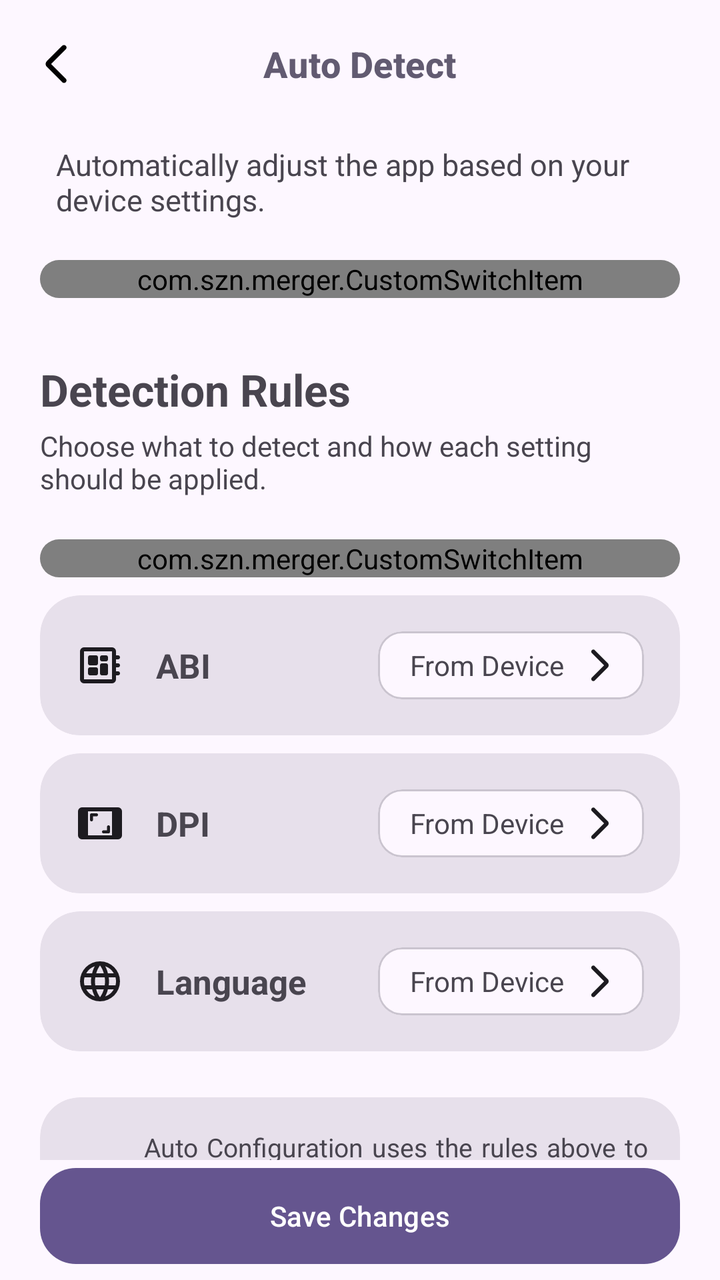
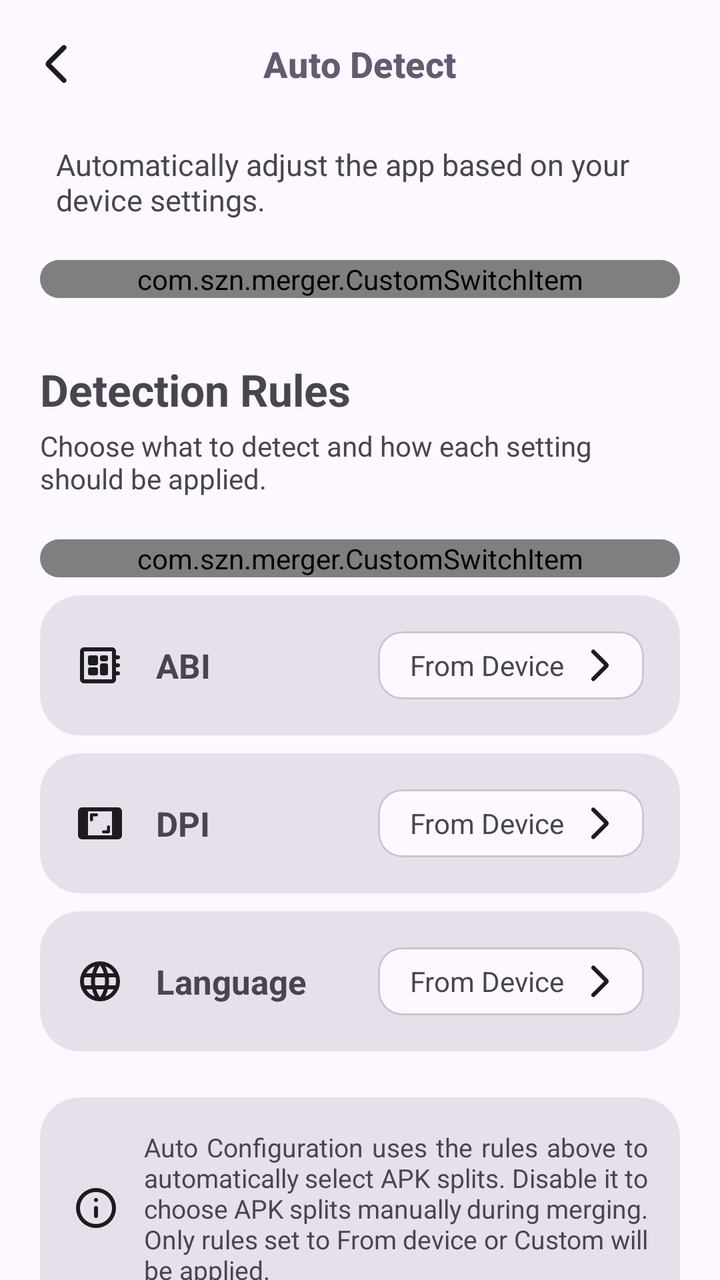

Screens rendered from an Android XML layout before and after an edit, with the pre-edit source and the edit as a unified diff.
<!-- AndroidManifest.xml: application theme AppTheme -->
<!-- res/layout/auto_device_layout.xml -->
<?xml version="1.0" encoding="utf-8"?>
<androidx.constraintlayout.widget.ConstraintLayout
    xmlns:android="http://schemas.android.com/apk/res/android"
    xmlns:app="http://schemas.android.com/apk/res-auto"
    android:layout_width="match_parent"
    android:layout_height="match_parent">

    <com.google.android.material.appbar.MaterialToolbar
        android:id="@+id/toolbar"
        android:layout_width="0dp"
        android:layout_height="?attr/actionBarSize"
        android:background="@android:color/transparent"
        app:navigationIcon="@drawable/ic_back"
        app:title="@string/title_auto_detect"
        app:titleCentered="true"
        app:titleTextAppearance="@style/CustomCollapsedTitle"
        app:layout_constraintTop_toTopOf="parent"
        app:layout_constraintStart_toStartOf="parent"
        app:layout_constraintEnd_toEndOf="parent"/>

    <androidx.core.widget.NestedScrollView
        android:id="@+id/scroll"
        android:layout_width="0dp"
        android:layout_height="0dp"
        android:fillViewport="true"
        android:paddingHorizontal="20dp"
        app:layout_constraintTop_toBottomOf="@id/toolbar"
        app:layout_constraintBottom_toTopOf="@id/btnSave"
        app:layout_constraintStart_toStartOf="parent"
        app:layout_constraintEnd_toEndOf="parent">

        <LinearLayout
            android:layout_width="match_parent"
            android:layout_height="wrap_content"
            android:orientation="vertical">

            <TextView
                android:layout_width="wrap_content"
                android:layout_height="wrap_content"
                android:text="@string/desc_auto_detect"
                android:textSize="15sp"
                android:paddingStart="8dp"
                android:layout_marginTop="8dp"
                android:layout_marginBottom="20dp"/>

            <com.google.android.material.card.MaterialCardView
                style="@style/Widget.Card.RoundedMiddle">
                <com.szn.merger.CustomSwitchItem
                    android:id="@+id/AutoDetect"
                    android:layout_width="match_parent"
                    android:layout_height="wrap_content"
                    app:itemTitle="@string/title_auto_detect"
                    app:itemIcon="@drawable/ic_auto_detect" />
            </com.google.android.material.card.MaterialCardView>

            <TextView
                android:layout_width="wrap_content"
                android:layout_height="wrap_content"
                android:layout_marginTop="28dp"
                android:text="@string/header_detection_rules"
                android:textStyle="bold"
                android:textSize="22sp"/>

            <TextView
                android:layout_width="wrap_content"
                android:layout_height="wrap_content"
                android:text="@string/desc_detection_rules"
                android:textSize="14sp"
                android:layout_marginTop="4dp"
                android:layout_marginBottom="16dp"/>

            <com.google.android.material.card.MaterialCardView
                android:layout_marginTop="5dp"
                style="@style/Widget.Card.RoundedMiddle">
                <com.szn.merger.CustomSwitchItem
                    android:id="@+id/AutoConfig"
                    android:layout_width="match_parent"
                    android:layout_height="wrap_content"
                    app:itemTitle="@string/title_auto_config"
                    app:itemIcon="@drawable/ic_auto_detect" />
            </com.google.android.material.card.MaterialCardView>

            <com.google.android.material.card.MaterialCardView
                android:layout_width="match_parent"
                android:layout_height="70dp"
                android:layout_marginTop="6dp"
                style="@style/Widget.Card.RoundedMiddle">

                <LinearLayout
                    android:id="@+id/ABI"
                    android:layout_width="match_parent"
                    android:layout_height="match_parent"
                    android:gravity="center_vertical"
                    android:orientation="horizontal"
                    android:padding="18dp">

                    <ImageView
                        android:layout_width="24dp"
                        android:layout_height="24dp"
                        app:tint="?attr/colorOnSurface"
                        android:src="@drawable/ic_abi" />

                    <LinearLayout
                        android:layout_width="0dp"
                        android:layout_height="wrap_content"
                        android:layout_weight="1"
                        android:layout_marginStart="16dp"
                        android:orientation="vertical">

                        <TextView
                            android:layout_width="wrap_content"
                            android:layout_height="wrap_content"
                            android:text="@string/label_abi"
                            android:textStyle="bold"
                            android:textSize="17sp"/>
                    </LinearLayout>

                    <com.google.android.material.card.MaterialCardView
                        android:id="@+id/gotoABI"
                        android:layout_width="wrap_content"
                        android:layout_height="match_parent"
                        style="@style/Widget.Material3.CardView.Outlined">

                        <LinearLayout
                            android:layout_width="wrap_content"
                            android:layout_height="match_parent"
                            android:gravity="center_vertical"
                            android:paddingStart="16dp"
                            android:paddingEnd="12dp"
                            android:orientation="horizontal">

                            <TextView
                                android:id="@+id/ABImode_placeholder"
                                android:layout_width="wrap_content"
                                android:layout_height="wrap_content"
                                android:text="@string/mode_from_device"
                                android:textSize="14sp"/>

                            <ImageView
                                android:layout_width="20dp"
                                android:layout_height="20dp"
                                android:layout_marginStart="8dp"
                                android:src="@drawable/ic_back"
                                app:tint="?attr/colorOnSurface"
                                android:scaleX="-1"/>
                        </LinearLayout>
                    </com.google.android.material.card.MaterialCardView>
                </LinearLayout>
            </com.google.android.material.card.MaterialCardView>

            <com.google.android.material.card.MaterialCardView
                android:layout_width="match_parent"
                android:layout_height="70dp"
                android:layout_marginTop="6dp"
                style="@style/Widget.Card.RoundedMiddle">

                <LinearLayout
                    android:id="@+id/DPI"
                    android:layout_width="match_parent"
                    android:layout_height="match_parent"
                    android:gravity="center_vertical"
                    android:orientation="horizontal"
                    android:padding="18dp">

                    <ImageView
                        android:layout_width="24dp"
                        android:layout_height="24dp"
                        app:tint="?attr/colorOnSurface"
                        android:src="@drawable/ic_dpi" />

                    <LinearLayout
                        android:layout_width="0dp"
                        android:layout_height="wrap_content"
                        android:layout_weight="1"
                        android:layout_marginStart="16dp"
                        android:orientation="vertical">

                        <TextView
                            android:layout_width="wrap_content"
                            android:layout_height="wrap_content"
                            android:text="@string/label_dpi"
                            android:textStyle="bold"
                            android:textSize="17sp"/>
                    </LinearLayout>

                    <com.google.android.material.card.MaterialCardView
                        android:id="@+id/gotoDPI"
                        android:layout_width="wrap_content"
                        android:layout_height="match_parent"
                        style="@style/Widget.Material3.CardView.Outlined">

                        <LinearLayout
                            android:layout_width="wrap_content"
                            android:layout_height="match_parent"
                            android:gravity="center_vertical"
                            android:paddingStart="16dp"
                            android:paddingEnd="12dp"
                            android:orientation="horizontal">

                            <TextView
                                android:id="@+id/DPImode_placeholder"
                                android:layout_width="wrap_content"
                                android:layout_height="wrap_content"
                                android:textSize="14sp"
                                android:text="@string/mode_from_device"/>

                            <ImageView
                                android:layout_width="20dp"
                                android:layout_height="20dp"
                                android:layout_marginStart="8dp"
                                android:src="@drawable/ic_back"
                                app:tint="?attr/colorOnSurface"
                                android:scaleX="-1"/>
                        </LinearLayout>
                    </com.google.android.material.card.MaterialCardView>
                </LinearLayout>
            </com.google.android.material.card.MaterialCardView>

            <com.google.android.material.card.MaterialCardView
                android:layout_width="match_parent"
                android:layout_height="70dp"
                android:layout_marginTop="6dp"
                style="@style/Widget.Card.RoundedMiddle">

                <LinearLayout
                    android:id="@+id/LANGUAGE"
                    android:layout_width="match_parent"
                    android:layout_height="match_parent"
                    android:gravity="center_vertical"
                    android:orientation="horizontal"
                    android:padding="18dp">

                    <ImageView
                        android:layout_width="24dp"
                        android:layout_height="24dp"
                        app:tint="?attr/colorOnSurface"
                        android:src="@drawable/ic_language" />

                    <LinearLayout
                        android:layout_width="0dp"
                        android:layout_height="wrap_content"
                        android:layout_weight="1"
                        android:layout_marginStart="16dp"
                        android:orientation="vertical">

                        <TextView
                            android:layout_width="wrap_content"
                            android:layout_height="wrap_content"
                            android:text="@string/label_language"
                            android:textStyle="bold"
                            android:textSize="17sp"/>
                    </LinearLayout>

                    <com.google.android.material.card.MaterialCardView
                        android:id="@+id/gotoLANGUAGE"
                        android:layout_width="wrap_content"
                        android:layout_height="match_parent"
                        style="@style/Widget.Material3.CardView.Outlined">

                        <LinearLayout
                            android:layout_width="wrap_content"
                            android:layout_height="match_parent"
                            android:gravity="center_vertical"
                            android:paddingStart="16dp"
                            android:paddingEnd="12dp"
                            android:orientation="horizontal">

                            <TextView
                                android:id="@+id/LANGUAGEmode_placeholder"
                                android:layout_width="wrap_content"
                                android:layout_height="wrap_content"
                                android:text="@string/mode_from_device"
                                android:textSize="14sp"/>

                            <ImageView
                                android:layout_width="20dp"
                                android:layout_height="20dp"
                                android:layout_marginStart="8dp"
                                android:src="@drawable/ic_back"
                                app:tint="?attr/colorOnSurface"
                                android:scaleX="-1"/>
                        </LinearLayout>
                    </com.google.android.material.card.MaterialCardView>
                </LinearLayout>
            </com.google.android.material.card.MaterialCardView>

            <com.google.android.material.card.MaterialCardView
                android:layout_width="match_parent"
                android:layout_height="wrap_content"
                android:layout_marginTop="20dp"
                style="@style/Widget.Card.RoundedMiddle">

                <LinearLayout
                    android:layout_width="match_parent"
                    android:layout_height="match_parent"
                    android:orientation="horizontal"
                    android:gravity="center_vertical"
                    android:padding="16dp">

                    <ImageView
                        android:layout_width="24dp"
                        android:layout_height="24dp"
                        app:tint="?attr/colorOnSurface"
                        android:src="@drawable/ic_info"/>

                    <TextView
                        android:layout_width="0dp"
                        android:layout_height="wrap_content"
                        android:layout_weight="1"
                        android:layout_marginStart="12dp"
                        android:justificationMode="inter_word"
                        android:text="@string/info_auto_config"
                        android:textSize="13sp"/>
                </LinearLayout>
            </com.google.android.material.card.MaterialCardView>
        </LinearLayout>
    </androidx.core.widget.NestedScrollView>

    <com.google.android.material.button.MaterialButton
        android:id="@+id/btnSave"
        android:layout_width="0dp"
        android:layout_height="56dp"

        android:layout_marginStart="20dp"
        android:layout_marginEnd="20dp"
        android:layout_marginTop="20dp"
        android:layout_marginBottom="4dp"

        android:text="@string/btn_save_changes"
        app:cornerRadius="18dp"
        app:layout_constraintStart_toStartOf="parent"
        app:layout_constraintEnd_toEndOf="parent"
        app:layout_constraintBottom_toBottomOf="parent"/>

</androidx.constraintlayout.widget.ConstraintLayout>
<!-- resources referenced by this layout -->
<resources>
  <!-- drawable ic_back (drawable) -->
  <vector xmlns:android="http://schemas.android.com/apk/res/android"
      android:width="24dp"
      android:height="24dp"
      android:viewportWidth="960"
      android:viewportHeight="960">
    <path
        android:pathData="m382,480 l294,294q15,15 14.5,35T675,844q-15,15 -35,15t-35,-15L297,537q-12,-12 -18,-27t-6,-30q0,-15 6,-30t18,-27l308,-308q15,-15 35.5,-14.5T676,116q15,15 15,35t-15,35L382,480Z"
        android:fillColor="#000000"/>
  </vector>
  <string name="btn_save_changes">Save Changes</string>
  <string name="desc_auto_detect">Automatically adjust the app based on your device settings.</string>
  <string name="desc_detection_rules">Choose what to detect and how each setting should be applied.</string>
  <string name="header_detection_rules">Detection Rules</string>
  <string name="info_auto_config">Auto Configuration uses the rules above to automatically select APK splits. Disable it to choose APK splits manually during merging. Only rules set to From device or Custom will be applied.</string>
  <string name="label_abi">ABI</string>
  <string name="label_dpi">DPI</string>
  <string name="label_language">Language</string>
  <string name="mode_from_device">From Device</string>
  <string name="title_auto_config">Auto Configuration</string>
  <string name="title_auto_detect">Auto Detect</string>
  <style name="CustomCollapsedTitle" parent="TextAppearance.Material3.TitleMedium">
  
          <item name="android:textSize">18sp</item>
          <item name="android:textStyle">bold</item>
          <item name="android:textColor">?attr/colorSecondary</item>
  
      </style>
  <style name="Widget.Card.RoundedMiddle" parent="Widget.Material3.CardView.Filled">
          <item name="android:layout_width">match_parent</item>
          <item name="android:layout_height">wrap_content</item>
          <item name="android:layout_marginBottom">3dp</item>
          <item name="cardCornerRadius">20dp</item>
          <item name="strokeWidth">0dp</item>
          <item name="cardBackgroundColor">?attr/colorSurfaceVariant</item>
      </style>
  <color name="md_theme_primary">#65558F</color>
  <color name="md_theme_onPrimary">#FFFFFF</color>
  <color name="md_theme_primaryContainer">#E9DDFF</color>
  <color name="md_theme_onPrimaryContainer">#4D3D75</color>
  <color name="md_theme_secondary">#625B71</color>
  <color name="md_theme_onSecondary">#FFFFFF</color>
  <color name="md_theme_secondaryContainer">#E8DEF8</color>
  <color name="md_theme_onSecondaryContainer">#4A4458</color>
  <color name="md_theme_tertiary">#7E5260</color>
  <color name="md_theme_onTertiary">#FFFFFF</color>
  <color name="md_theme_tertiaryContainer">#FFD9E3</color>
  <color name="md_theme_onTertiaryContainer">#633B48</color>
  <color name="md_theme_error">#BA1A1A</color>
  <color name="md_theme_onError">#FFFFFF</color>
  <color name="md_theme_errorContainer">#FFDAD6</color>
  <color name="md_theme_onErrorContainer">#93000A</color>
  <color name="md_theme_background">#FDF7FF</color>
  <color name="md_theme_onBackground">#1D1B20</color>
  <color name="md_theme_surface">#FDF7FF</color>
  <color name="md_theme_onSurface">#1D1B20</color>
  <color name="md_theme_surfaceVariant">#E7E0EB</color>
  <color name="md_theme_onSurfaceVariant">#49454E</color>
  <color name="md_theme_outline">#7A757F</color>
  <color name="md_theme_outlineVariant">#CAC4CF</color>
  <color name="md_theme_inverseSurface">#322F35</color>
  <color name="md_theme_inverseOnSurface">#F5EFF7</color>
  <color name="md_theme_inversePrimary">#CFBDFE</color>
  <!-- unchanged entries left out for length: 6 -->
</resources>

<!-- the commit's change to res/layout/auto_device_layout.xml (unified diff, before → after) -->
@@ -11,6 +11,7 @@
         android:layout_height="?attr/actionBarSize"
         android:background="@android:color/transparent"
         app:navigationIcon="@drawable/ic_back"
+        app:navigationIconTint="?attr/colorOnSurface"
         app:title="@string/title_auto_detect"
         app:titleCentered="true"
         app:titleTextAppearance="@style/CustomCollapsedTitle"
@@ -25,7 +26,7 @@
         android:fillViewport="true"
         android:paddingHorizontal="20dp"
         app:layout_constraintTop_toBottomOf="@id/toolbar"
-        app:layout_constraintBottom_toTopOf="@id/btnSave"
+        app:layout_constraintBottom_toBottomOf="parent"
         app:layout_constraintStart_toStartOf="parent"
         app:layout_constraintEnd_toEndOf="parent">
 
@@ -285,6 +286,7 @@
             </com.google.android.material.card.MaterialCardView>
 
             <com.google.android.material.card.MaterialCardView
+                android:id="@+id/infoCard"
                 android:layout_width="match_parent"
                 android:layout_height="wrap_content"
                 android:layout_marginTop="20dp"
@@ -315,21 +317,4 @@
             </com.google.android.material.card.MaterialCardView>
         </LinearLayout>
     </androidx.core.widget.NestedScrollView>
-
-    <com.google.android.material.button.MaterialButton
-        android:id="@+id/btnSave"
-        android:layout_width="0dp"
-        android:layout_height="56dp"
-
-        android:layout_marginStart="20dp"
-        android:layout_marginEnd="20dp"
-        android:layout_marginTop="20dp"
-        android:layout_marginBottom="4dp"
-
-        android:text="@string/btn_save_changes"
-        app:cornerRadius="18dp"
-        app:layout_constraintStart_toStartOf="parent"
-        app:layout_constraintEnd_toEndOf="parent"
-        app:layout_constraintBottom_toBottomOf="parent"/>
-
 </androidx.constraintlayout.widget.ConstraintLayout>
<!-- resource entries referenced after the edit -->
@@ -10,7 +10,6 @@
         android:pathData="m382,480 l294,294q15,15 14.5,35T675,844q-15,15 -35,15t-35,-15L297,537q-12,-12 -18,-27t-6,-30q0,-15 6,-30t18,-27l308,-308q15,-15 35.5,-14.5T676,116q15,15 15,35t-15,35L382,480Z"
         android:fillColor="#000000"/>
   </vector>
-  <string name="btn_save_changes">Save Changes</string>
   <string name="desc_auto_detect">Automatically adjust the app based on your device settings.</string>
   <string name="desc_detection_rules">Choose what to detect and how each setting should be applied.</string>
   <string name="header_detection_rules">Detection Rules</string>
